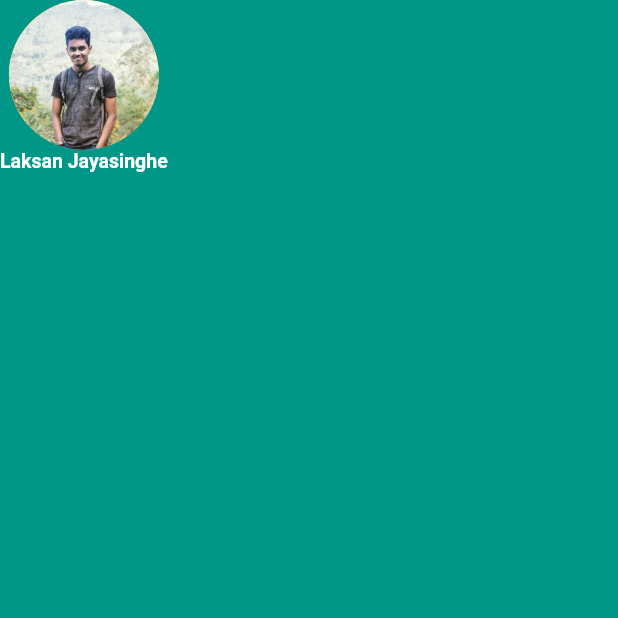
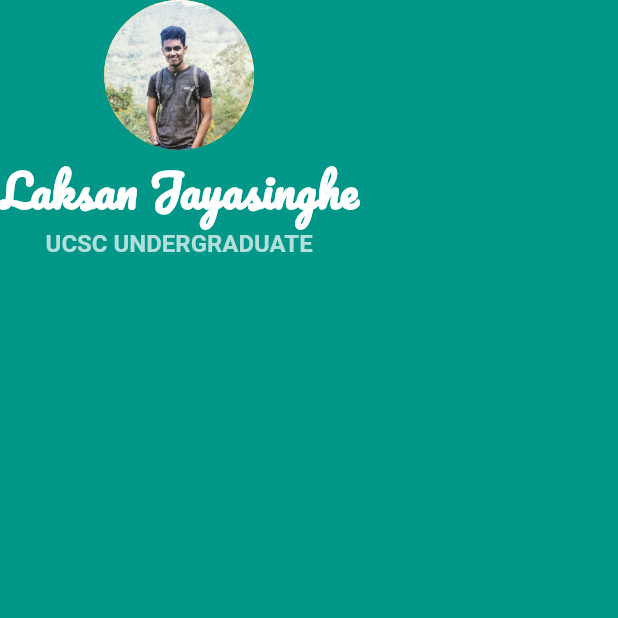
Before and after one commit to londonappbrewery/mi_card_flutter, a Flutter app: the screen it shows after launch, on a phone screen of 412 x 824 dp, the top half of it. Run offline on Flutter 3.47's test engine with Material 2 defaults, Android fonts, the phone set to English and light mode, and no system bars.

Commit message:
name and role

```diff
--- a/lib/main.dart
+++ b/lib/main.dart
@@ -21,10 +21,19 @@ class MyApp extends StatelessWidget {
             Text(
               "Laksan Jayasinghe",
               style: TextStyle(
-                  fontSize: 13,
+                  fontSize: 30,
                   color: Colors.white,
-                  fontWeight: FontWeight.bold),
-            )
+                  fontWeight: FontWeight.bold,
+                  fontFamily: "Pacifico"),
+            ),
+            Text(
+              "UCSC UNDERGRADUATE",
+              style: TextStyle(
+                fontSize: 16,
+                color: Colors.teal.shade100,
+                fontWeight: FontWeight.bold,
+              ),
+            ),
           ],
         )),
       ),
--- a/pubspec.yaml
+++ b/pubspec.yaml
@@ -40,6 +40,10 @@ flutter:
   assets:
     - images/me.jpg
 
+  fonts:
+    - family: Pacifico
+      fonts:
+        - asset: fonts/Pacifico-Regular.ttf
   # An image asset can refer to one or more resolution-specific "variants", see
   # https://flutter.io/assets-and-images/#resolution-aware.
 
```
Also changed, not shown: fonts/Pacifico-Regular.ttf (added).
